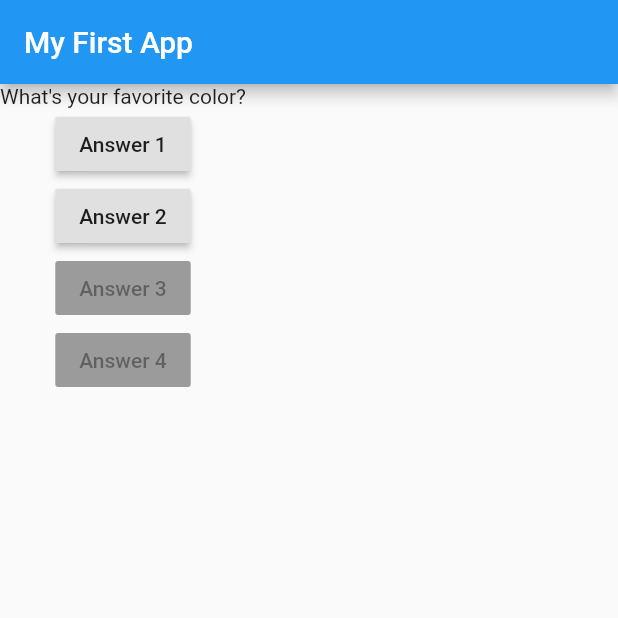
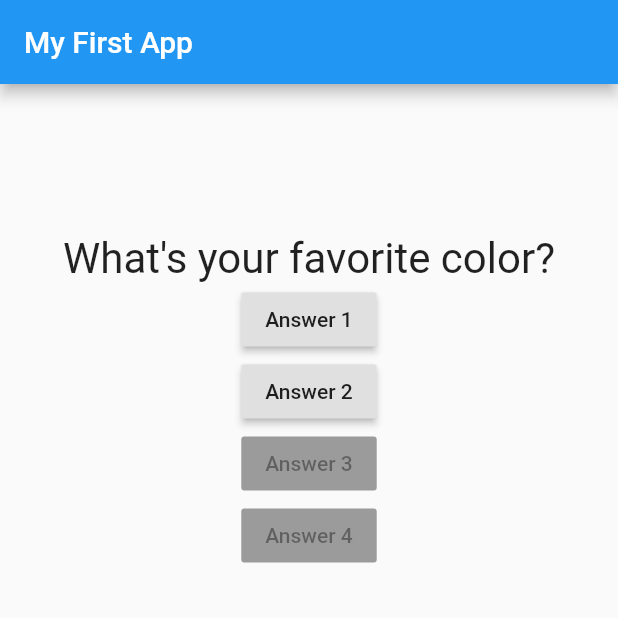
Before and after one commit to hammadkhan30/flutterquizapp, a Flutter app: the screen it shows after launch, on a phone screen of 412 x 824 dp, the top half of it. Run offline on Flutter 3.47's test engine with Material 2 defaults, Android fonts, the phone set to English and light mode, and no system bars.

Commit message:
little changes in the question.dart

```diff
--- a/lib/question.dart
+++ b/lib/question.dart
@@ -7,8 +7,14 @@ class Question extends StatelessWidget {
 
   @override
   Widget build(BuildContext context) {
-    return Text(
-      questionText,
+    return Container(
+      width: double.infinity,
+      margin: EdgeInsets.fromLTRB(0,100,0,0),
+      child: Text(
+        questionText,
+        style: TextStyle(fontSize: 28),
+        textAlign: TextAlign.center,
+      ),
     );
   }
 }
```
